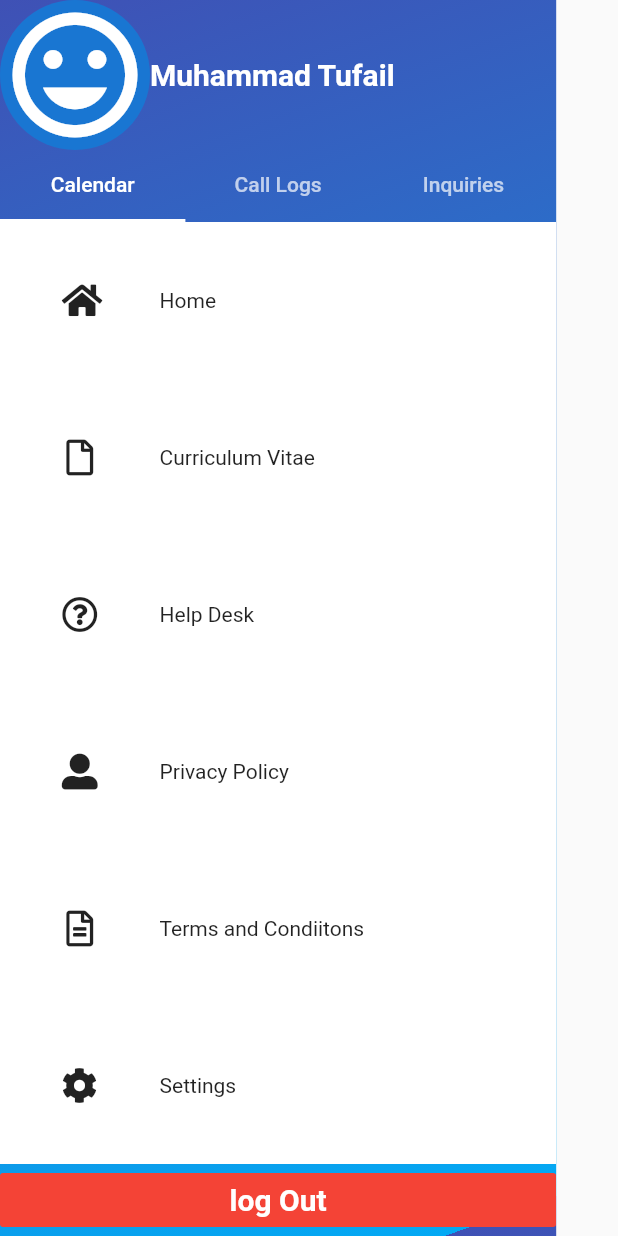
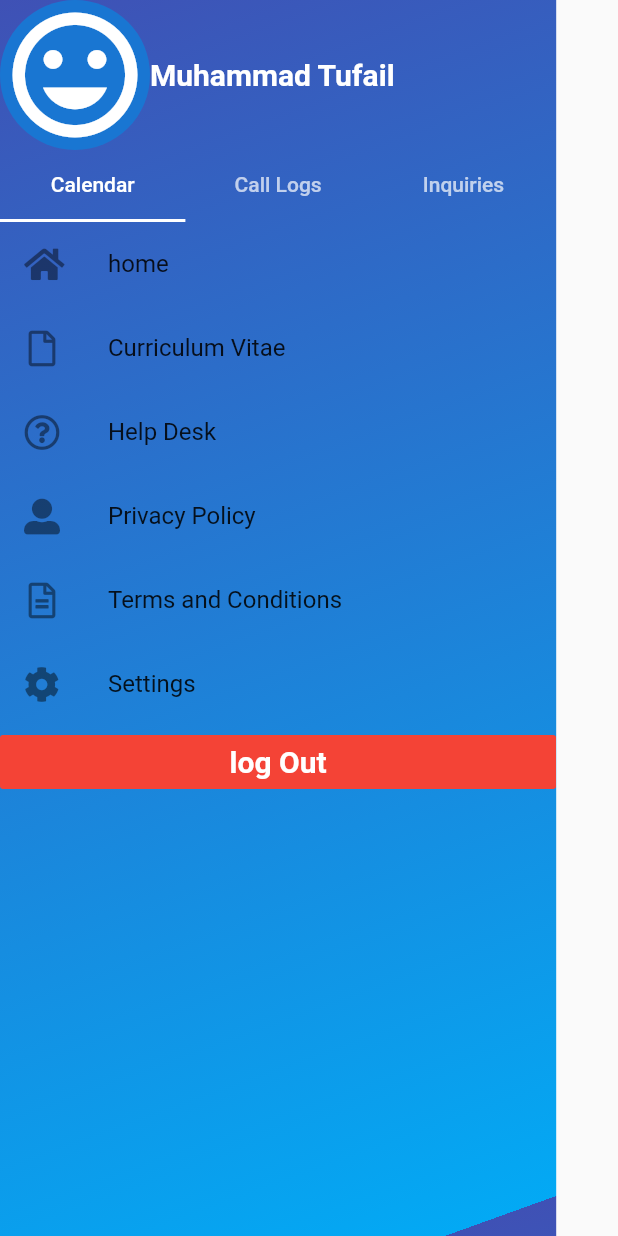
Before and after one commit to tufailsher/law-chamber, a Flutter app: the DrawerCode widget shown alone on an empty page, opened directly, on a phone screen of 412 x 824 dp. Run offline on Flutter 3.47's test engine with Material 2 defaults, Android fonts, the phone set to English and light mode, and no system bars; our stand-ins replace carousel_pro, cloud_firestore, firebase_auth, firebase_core, font_awesome_flutter, google_sign_in; missing offline and left inert: zap_architecture, zap_architecture_flutter; accounts and stored records are empty.

Commit message:
calendar container

```diff
--- a/lib/pages/log_in_screen.dart
+++ b/lib/pages/log_in_screen.dart
@@ -155,7 +155,7 @@ class _LogInScreenState extends State<LogInScreen> {
                                         if (response.data=="lawyer") {
                                           Navigator.push(context, MaterialPageRoute(builder: (context)=>BottomNavigationPage()));
                                         }else{
-                                          Navigator.push(context, MaterialPageRoute(builder: (context)=>ClientHome()));
+                                          Navigator.push(context, MaterialPageRoute(builder: (context)=>LawyerHomePage()));
                                         }
                                       }
                                     },
--- a/lib/widgets/bottom_navigation_code.dart
+++ b/lib/widgets/bottom_navigation_code.dart
@@ -13,9 +13,15 @@ class _BottomNavigationPageState extends State<BottomNavigationPage> {
   int _selectedIndex=0;
   List<Widget>tabs=[
     LawyerHomePage(),
-    LawyerData(),
-    ClientSignUp(),
-    LawyerHomePage(),
+    Container(
+      color: Colors.yellow,
+    ),
+    Container(
+      color: Colors.yellow,
+    ),
+    Container(
+      color: Colors.yellow,
+    ),
   ];
   _onTapItems(int index){
     setState(() {
--- a/lib/widgets/calendar_container.dart
+++ b/lib/widgets/calendar_container.dart
@@ -1,29 +1,43 @@
 import 'package:flutter/material.dart';
-import 'package:law_chamber/main.dart';
-class CalendarContainer extends StatelessWidget {
-  final Icon buttonIcon;
-  final Text buttonText;
-   CalendarContainer({
-    @required this.buttonIcon,@required this.buttonText
-});
+import 'package:font_awesome_flutter/font_awesome_flutter.dart';
+import 'package:law_chamber/utils/Constants.dart';
+
+import '../main.dart';
+
+class CalendarContainer extends StatefulWidget {
+  @override
+  _CalendarContainerState createState() => _CalendarContainerState();
+}
+
+class _CalendarContainerState extends State<CalendarContainer> {
+  ListTile buildListTile(Icon icon, Text text) {
+    return ListTile(
+      leading: icon,
+      title: text,
+    );
+  }
   @override
   Widget build(BuildContext context) {
-    return Expanded(
-      child: Container(
+    return Container(
         height: sizeConfig.height(0.5),
-        color: Colors.white,
-        child: Padding(
-          padding: EdgeInsets.only(left: sizeConfig.width(.1)),
-          child: Row(
-            children: [
-              buttonIcon,
-              SizedBox(
-                width: sizeConfig.width(0.1),
+      child: Column(
+        children: [
+          buildListTile(Icon(FontAwesomeIcons.home),Text("home")),
+       buildListTile(Icon(FontAwesomeIcons.file),Text("Curriculum Vitae")),
+          buildListTile(Icon(FontAwesomeIcons.questionCircle),Text("Help Desk")),
+          buildListTile(Icon(FontAwesomeIcons.userAlt),Text("Privacy Policy")),
+          buildListTile(Icon(FontAwesomeIcons.fileAlt),Text("Terms and Conditions")),
+          buildListTile(Icon(FontAwesomeIcons.cog),Text("Settings")),
+          FlatButton(
+            onPressed: (){},
+            child: Center(
+              child: Text("log Out",
+                style: kDrawerHeaderText,
               ),
-              buttonText,
-            ],
+            ),
+            color: Colors.red,
           ),
-        ),
+        ],
       ),
     );
   }
--- a/lib/widgets/drawer_code.dart
+++ b/lib/widgets/drawer_code.dart
@@ -4,8 +4,8 @@ import 'file:///C:/Users/Muhammad%20Tufail/AndroidStudioProjects/flutter_app/law
 import 'package:law_chamber/main.dart';
 import 'package:law_chamber/pages/lawyer_data.dart';
 import 'package:law_chamber/widgets/calendar_container.dart';
+
 class DrawerCode extends StatelessWidget {
-
   @override
   Widget build(BuildContext context) {
     return DefaultTabController(
@@ -15,7 +15,7 @@ class DrawerCode extends StatelessWidget {
           right: sizeConfig.width(0.1),
         ),
         color: Colors.white,
-        child:Container(
+        child: Container(
           height: sizeConfig.height(1),
           decoration: BoxDecoration(
             gradient: kGradientColor,
@@ -31,8 +31,8 @@ class DrawerCode extends StatelessWidget {
                     ),
                     radius: 50.0,
                   ),
-
-                     Text("Muhammad Tufail",
+                  Text(
+                    "Muhammad Tufail",
                     style: kDrawerHeaderText,
                   ),
                 ],
@@ -53,47 +53,8 @@ class DrawerCode extends StatelessWidget {
               ),
               Expanded(
                 child: TabBarView(
-                      children : [
-                        Container(
-                          height: sizeConfig.height(0.5),
-                          child:Column(
                   children: [
-                              CalendarContainer(
-                                buttonIcon: Icon(FontAwesomeIcons.home),
-                                buttonText: Text("Home"),
-                              ),
-                              CalendarContainer(
-                                buttonIcon: Icon(FontAwesomeIcons.file),
-                                buttonText: Text("Curriculum Vitae"),
-                              ),
-                              CalendarContainer(
-                                buttonIcon: Icon(FontAwesomeIcons.questionCircle),
-                                buttonText: Text("Help Desk"),
-                              ),
-                              CalendarContainer(
-                                buttonIcon: Icon(FontAwesomeIcons.userAlt),
-                                buttonText: Text("Privacy Policy"),
-                              ),
-                              CalendarContainer(
-                                buttonIcon: Icon(FontAwesomeIcons.fileAlt),
-                                buttonText: Text("Terms and Condiitons"),
-                              ),
-                              CalendarContainer(
-                                buttonIcon: Icon(FontAwesomeIcons.cog),
-                                buttonText: Text("Settings"),
-                              ),
-                              FlatButton(
-                                  onPressed: (){},
-                                  child: Center(
-                                      child: Text("log Out",
-                                      style: kDrawerHeaderText,
-                                      ),
-                                  ),
-                                color: Colors.red,
-                              ),
-                            ],
-                          )
-                        ),
+                    CalendarContainer(),
                     Container(
                       height: sizeConfig.height(0.5),
                     ),
```
Lines whose indentation alone changed are shown as unchanged.
